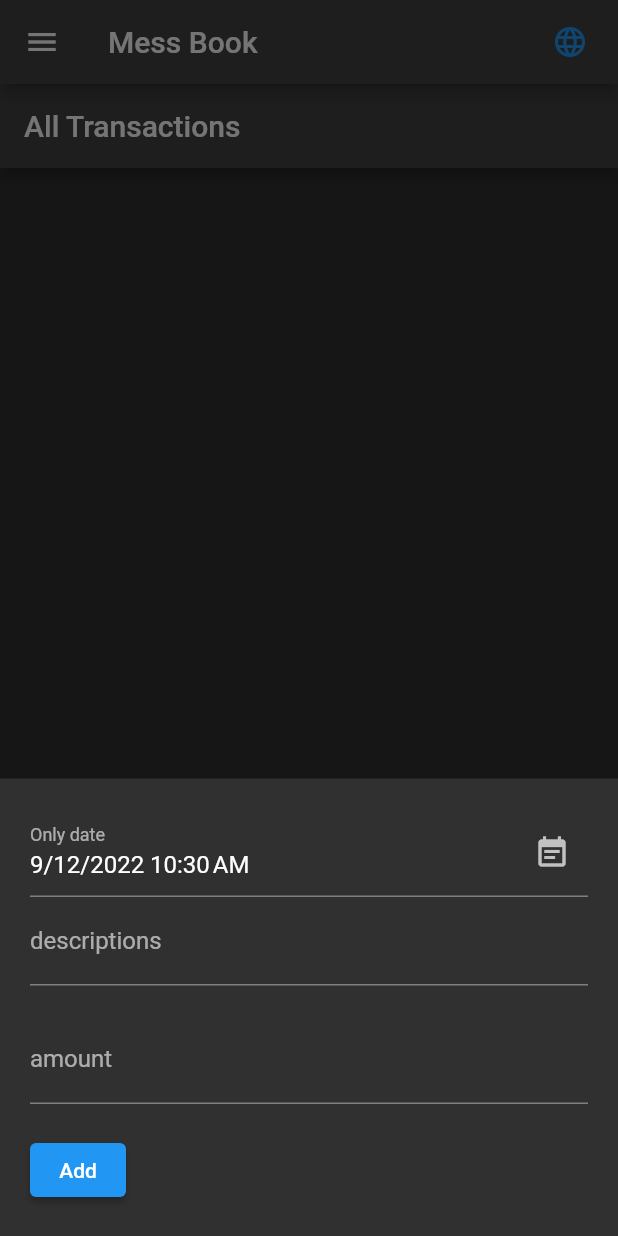
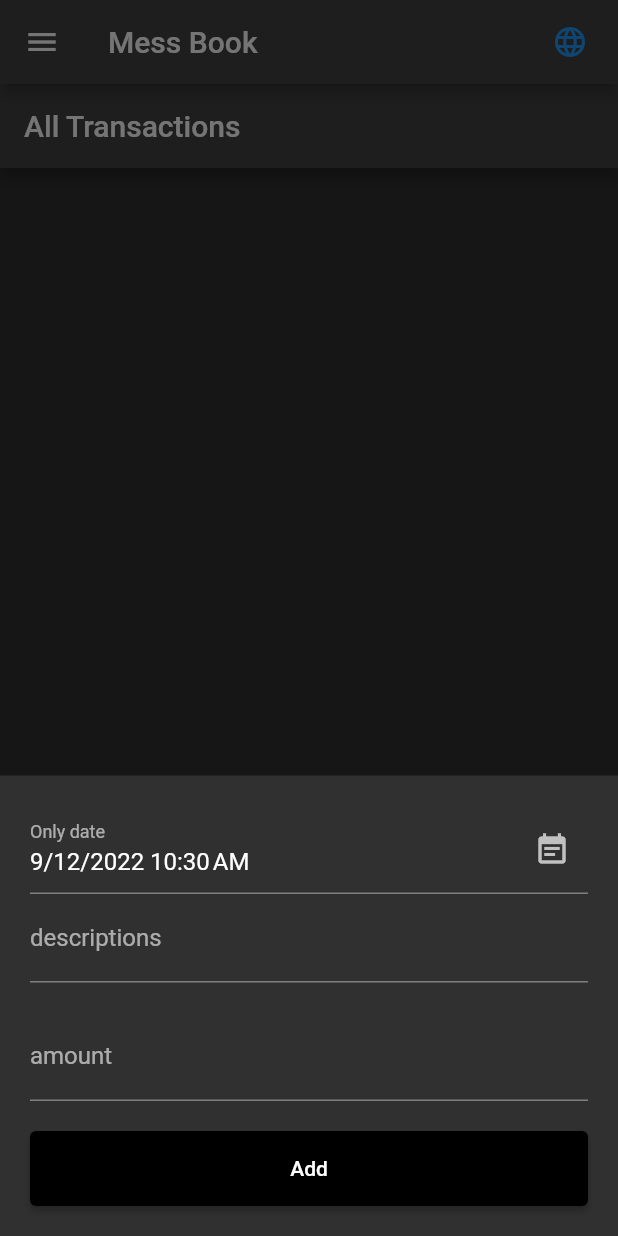
Before and after one commit to imamhsn195/mess, a Flutter app: the screen it shows after launch, after a tap on the "add" icon, on a phone screen of 412 x 824 dp. Run offline on Flutter 3.47's test engine with Material 2 defaults, Android fonts, the phone set to English and light mode, and no system bars; drawn by our look-alikes of date_field; our stand-ins replace cloud_firestore, firebase_core; accounts and stored records are empty.

Commit message:
members added

```diff
--- a/lib/components/drawer.dart
+++ b/lib/components/drawer.dart
@@ -1,8 +1,8 @@
 import 'package:flutter/material.dart';
 import 'package:mess/pages/transactions.dart';
 import 'package:mess/pages/welcome.dart';
-import '../pages/expenses.dart';
-import '../pages/registration.dart';
+import '../pages/balance.dart';
+import '../pages/members.dart';
 
 class SideBar extends StatefulWidget {
   const SideBar({Key? key}) : super(key: key);
@@ -27,21 +27,21 @@ class _SideBarState extends State<SideBar> {
             },
           ),
           ListTile(
-            title: const Text("Create User"),
+            title: const Text("Members"),
             onTap: (){
-              Navigator.pushNamed(context, Registration.id);
+              Navigator.pushNamed(context, Members.id);
             },
           ),
           ListTile(
             title: const Text("Transactions"),
             onTap: (){
-              Navigator.pushNamed(context, TransactionList.id);
+              Navigator.pushNamed(context, Transactions.id);
             },
           ),
           ListTile(
-            title: const Text("Expenses"),
+            title: const Text("Balances"),
             onTap: (){
-              Navigator.pushNamed(context, Expenses.id);
+              Navigator.pushNamed(context, Balances.id);
             },
           )
         ],
--- a/lib/main.dart
+++ b/lib/main.dart
@@ -2,8 +2,8 @@
 import 'package:firebase_core/firebase_core.dart';
 import 'package:flutter/material.dart';
 import 'package:mess/pages/transactions.dart';
-import 'package:mess/pages/expenses.dart';
-import 'package:mess/pages/registration.dart';
+import 'package:mess/pages/balance.dart';
+import 'package:mess/pages/members.dart';
 import 'package:mess/pages/welcome.dart';
 void main() async {
   WidgetsFlutterBinding.ensureInitialized();
@@ -15,9 +15,9 @@ void main() async {
       initialRoute: Welcome.id,
       routes: {
         Welcome.id: (context) => const Welcome(title: "All Transactions"),
-        TransactionList.id : (context) => const TransactionList( title : "All Transactions"),
-        Registration.id : (context) => const Registration( title : "User Registration"),
-        Expenses.id : (context) =>  const Expenses( title : "Expenses")
+        Transactions.id : (context) => const Transactions( title : "Transactions"),
+        Members.id : (context) => const Members( title : "Members"),
+        Balances.id : (context) =>  const Balances( title : "Balances")
       }
     )
   );
--- a/lib/pages/transactions.dart
+++ b/lib/pages/transactions.dart
@@ -1,31 +1,29 @@
-import 'dart:developer';
 import 'package:cloud_firestore/cloud_firestore.dart';
 import 'package:date_field/date_field.dart';
 import 'package:flutter/cupertino.dart';
 import 'package:flutter/material.dart';
 import 'package:intl/intl.dart';
 
-class TransactionList extends StatefulWidget {
-  const TransactionList({Key? key, required this.title}) : super(key: key);
+class Transactions extends StatefulWidget {
+  const Transactions({Key? key, required this.title}) : super(key: key);
   final String title;
   static String id = "transactions";
   @override
-  State<TransactionList> createState() => _TransactionListState();
+  State<Transactions> createState() => _TransactionsState();
 }
 
-class _TransactionListState extends State<TransactionList> {
+class _TransactionsState extends State<Transactions> {
 
   final CollectionReference _transactions = FirebaseFirestore.instance.collection('transactions');
   final TextEditingController _descriptionController = TextEditingController();
   final TextEditingController _amountController = TextEditingController();
   DateTime _date = DateTime.now();
+
   String formattedDate(timeStamp){
     var dateFromTimeStamp = DateTime.fromMillisecondsSinceEpoch(timeStamp.seconds * 1000);
     return DateFormat("dd-MM-yyyy hh:mm a").format(dateFromTimeStamp);
   }
-
   Future<void> _delete(String transactionId) async{
-
     showCupertinoDialog(
         context: context,
         builder: (BuildContext ctx) {
@@ -40,7 +38,7 @@ class _TransactionListState extends State<TransactionList> {
                     Navigator.of(context).pop();
                     await _transactions.doc(transactionId).delete();
                     ScaffoldMessenger.of(context).showSnackBar(
-                      const SnackBar(content: Text("Transaction Deleted successfully"),),
+                      const SnackBar(content: Text("Transaction Deleted successfully"))
                     );
                   });
                 },
@@ -59,23 +57,21 @@ class _TransactionListState extends State<TransactionList> {
               )
             ],
           );
-        });
-
-    ScaffoldMessenger.of(context).showSnackBar(
-      const SnackBar(content: Text("Transaction Deleted successfully"),),
+        }
       );
   }
 
   Future<void> _create() async{
   await showModalBottomSheet(
+      isScrollControlled: true,
       context: context,
-      builder: (BuildContext context){
+      builder: (BuildContext ctx){
         return Padding(
           padding: EdgeInsets.only(
               top: 20,
               left: 20,
               right: 20,
-              bottom: MediaQuery.of(context).viewInsets.bottom + 20),
+              bottom: MediaQuery.of(ctx).viewInsets.bottom + 20),
           child: Column(
             mainAxisSize: MainAxisSize.min,
             crossAxisAlignment: CrossAxisAlignment.start,
@@ -111,6 +107,10 @@ class _TransactionListState extends State<TransactionList> {
                 height: 20,
               ),
               ElevatedButton(
+                  style: ElevatedButton.styleFrom(
+                    primary: Colors.black,
+                    minimumSize: const Size.fromHeight(50), // NEW
+                  ),
                   onPressed: () async{
                     final double? amount = double.tryParse(_amountController.text);
                     final String descriptions = _descriptionController.text;
@@ -124,7 +124,7 @@ class _TransactionListState extends State<TransactionList> {
                       const SnackBar(content: Text("Transaction created successfully"),),
                     );
                   },
-                  child: const Text("Add")
+                child: const Text("Add"),
               )
             ],
           ),
@@ -140,14 +140,15 @@ class _TransactionListState extends State<TransactionList> {
     _amountController.text = documentSnapshot['amount'].toString();
   }
   await showModalBottomSheet(
+      isScrollControlled: true,
       context: context,
-      builder: (BuildContext context){
+      builder: (BuildContext ctx){
         return Padding(
             padding: EdgeInsets.only(
               top: 20,
               left: 20,
               right: 20,
-              bottom: MediaQuery.of(context).viewInsets.bottom + 20),
+              bottom: MediaQuery.of(ctx).viewInsets.bottom + 20),
             child: Column(
               mainAxisSize: MainAxisSize.min,
               crossAxisAlignment: CrossAxisAlignment.start,
@@ -183,6 +184,10 @@ class _TransactionListState extends State<TransactionList> {
                   height: 20,
                 ),
                 ElevatedButton(
+                    style: ElevatedButton.styleFrom(
+                      primary: Colors.black,
+                      minimumSize: const Size.fromHeight(50), // NEW
+                    ),
                     onPressed: () async{
                       final double? amount = double.tryParse(_amountController.text);
                       final String descriptions = _descriptionController.text;
@@ -207,10 +212,9 @@ class _TransactionListState extends State<TransactionList> {
   @override
   Widget build(BuildContext context) {
     return Scaffold(
-      appBar: AppBar(
-        title: Text(widget.title)
-      ),
-      body: StreamBuilder(
+      appBar: AppBar( title: Text(widget.title)),
+      body: SafeArea(
+        child: StreamBuilder(
             stream: _transactions.snapshots(),
             builder: (context, AsyncSnapshot<QuerySnapshot> streamSnapshot) {
               if(streamSnapshot.hasData){
@@ -218,11 +222,13 @@ class _TransactionListState extends State<TransactionList> {
                     itemCount: streamSnapshot.data!.docs.length,
                     itemBuilder: (context, index){
                       final DocumentSnapshot documentSnapshot = streamSnapshot.data!.docs[index];
+                      final String descriptions = "${documentSnapshot['descriptions']} on ${formattedDate(documentSnapshot["date"])}";
+                      final String title = "AED ${documentSnapshot["amount"].toString().split('.')[0]}";
                       return Card(
                         margin: const EdgeInsets.all(10.0),
                         child: ListTile(
-                        title: Text("AED ${documentSnapshot["amount"].toString().split('.')[0]}"),
-                        subtitle:Text(formattedDate(documentSnapshot["date"])) ,
+                          title: Text(title),
+                          subtitle:Text(descriptions),
                           trailing: SizedBox(
                             width: 100,
                             child: Row(
@@ -250,6 +256,7 @@ class _TransactionListState extends State<TransactionList> {
               return const Center(child: CircularProgressIndicator());
             },
         ),
+      ),
       floatingActionButton: FloatingActionButton(
         child:const Icon(Icons.add),
         onPressed: () => _create(),
--- a/lib/pages/welcome.dart
+++ b/lib/pages/welcome.dart
@@ -23,7 +23,7 @@ class _WelcomeState extends State<Welcome> {
           ],
         ),
         drawer: const SideBar(),
-        body: const TransactionList(title: "All Transactions"),
+        body: const Transactions(title: "All Transactions"),
     );
   }
 }
```
Also changed, not shown: lib/pages/balance.dart (added, +24 -0 lines), lib/pages/expenses.dart (deleted, +0 -25 lines), lib/pages/members.dart (added, +49 -0 lines), lib/pages/registration.dart (deleted, +0 -23 lines), lib/scroller.dart (+70 -78 lines), pubspec.lock, 5 other files. Lines whose indentation alone changed are shown as unchanged.
